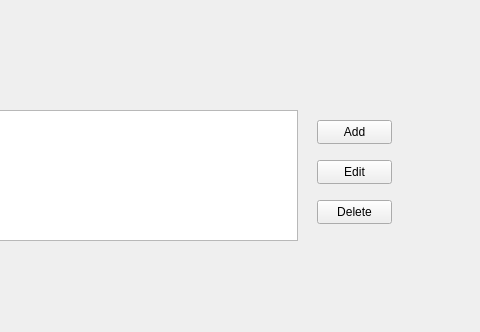
thenewcoder/school-administration-system, file usermanagerform.ui: the form before one commit; both pictures show x 303 to 783 and y 0 to 332 of the 783 by 488 pixel window.
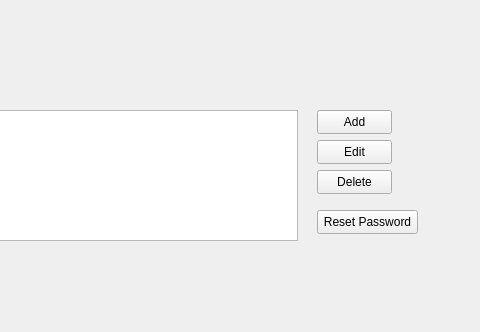
The form after the commit.

Commit message: Added basic ability to reset a users password to a random temporary one

```diff
--- a/usermanagerform.ui
+++ b/usermanagerform.ui
@@ -27,7 +27,7 @@
    <property name="geometry">
     <rect>
      <x>620</x>
-     <y>160</y>
+     <y>140</y>
      <width>75</width>
      <height>24</height>
     </rect>
@@ -40,7 +40,7 @@
    <property name="geometry">
     <rect>
      <x>620</x>
-     <y>120</y>
+     <y>110</y>
      <width>75</width>
      <height>24</height>
     </rect>
@@ -53,7 +53,7 @@
    <property name="geometry">
     <rect>
      <x>620</x>
-     <y>200</y>
+     <y>170</y>
      <width>75</width>
      <height>24</height>
     </rect>
@@ -62,6 +62,19 @@
     <string>Delete</string>
    </property>
   </widget>
+  <widget class="QPushButton" name="btnResetPassword">
+   <property name="geometry">
+    <rect>
+     <x>620</x>
+     <y>210</y>
+     <width>101</width>
+     <height>24</height>
+    </rect>
+   </property>
+   <property name="text">
+    <string>Reset Password</string>
+   </property>
+  </widget>
  </widget>
  <tabstops>
   <tabstop>tvUsers</tabstop>
```
The commit also changes 5 other files.
